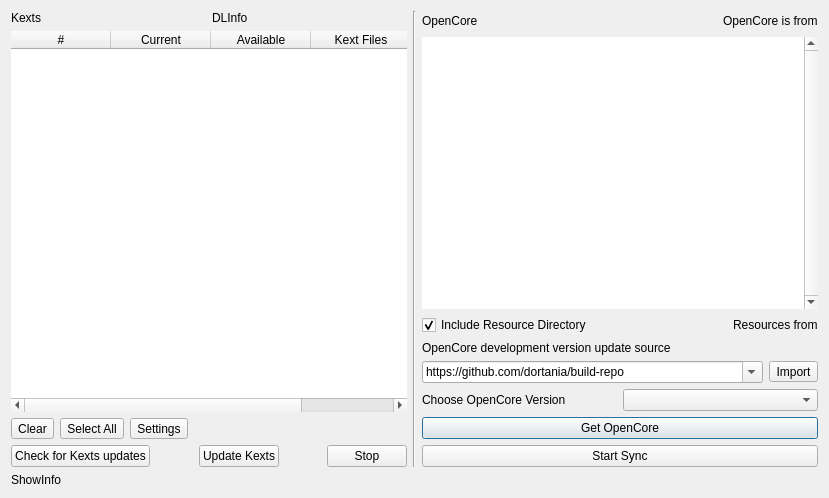
ic005k/OCAuxiliaryTools, file syncocdialog.ui: the form before one commit.
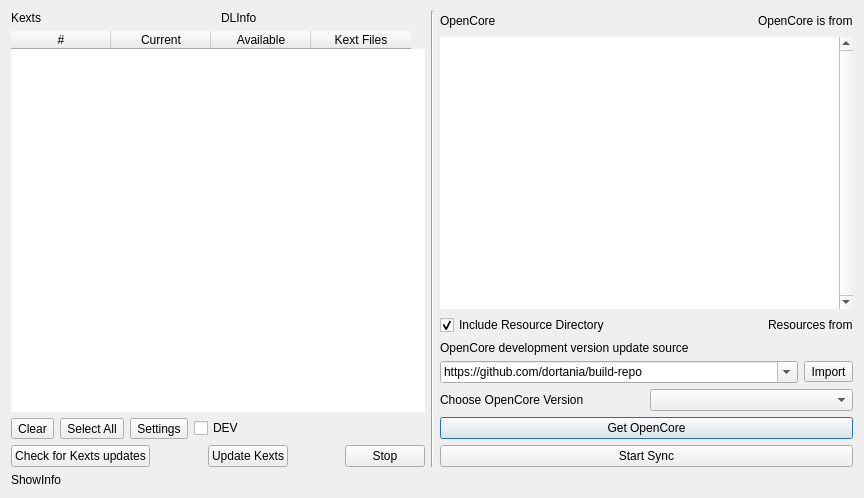
The form after the commit.

What changed in the file:
```diff
--- a/syncocdialog.ui
+++ b/syncocdialog.ui
@@ -6,7 +6,7 @@
    <rect>
     <x>0</x>
     <y>0</y>
-    <width>829</width>
+    <width>864</width>
     <height>498</height>
    </rect>
   </property>
@@ -291,6 +291,13 @@
          </property>
         </widget>
        </item>
+       <item>
+        <widget class="QCheckBox" name="chkKextsDev">
+         <property name="text">
+          <string>DEV</string>
+         </property>
+        </widget>
+       </item>
        <item>
         <spacer name="horizontalSpacer">
          <property name="orientation">
```
